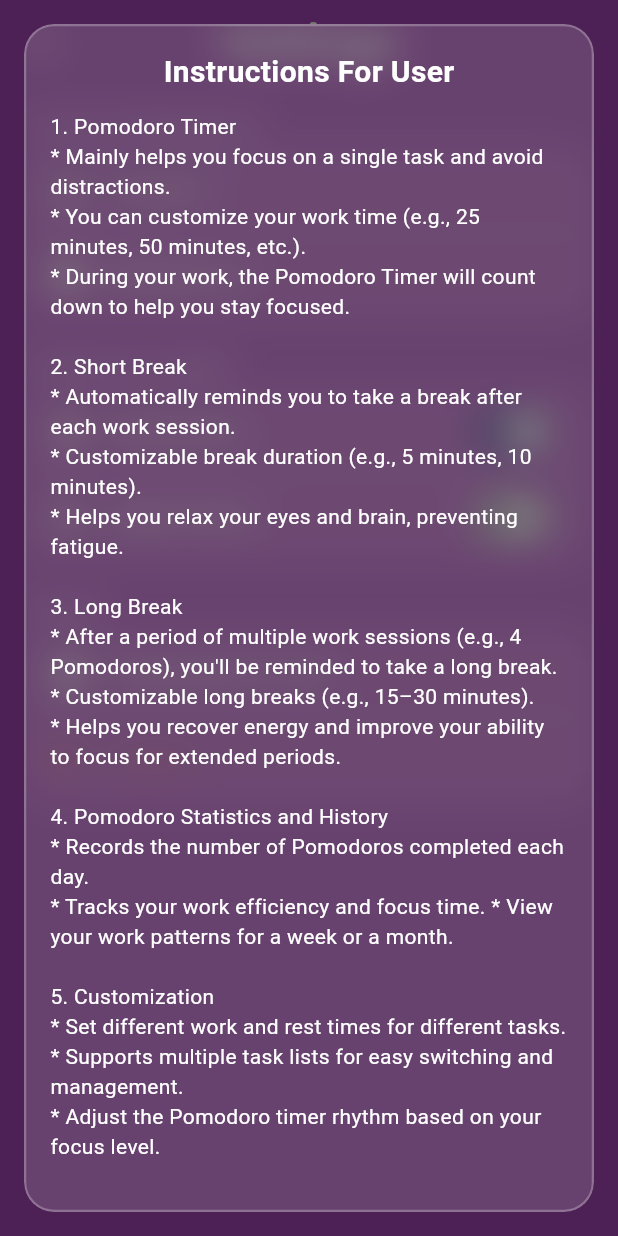
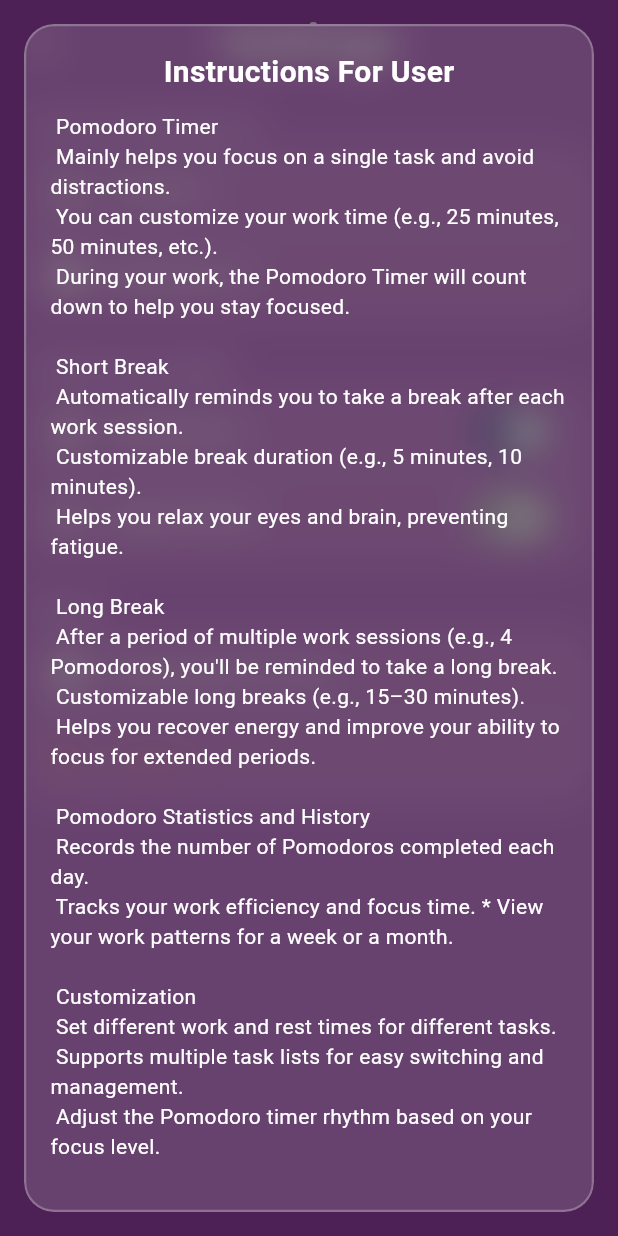
Before and after one commit to Quanchen0520/tomato_project, a Flutter app: the SettingPage screen opened directly, after a tap on "Instructions for use", on a phone screen of 412 x 824 dp. Run offline on Flutter 3.47's test engine with Material 3 defaults, Android fonts, the light colour scheme and no system bars; our stand-ins replace audioplayers, flutter_colorpicker, flutter_local_notifications, image_picker, permission_handler, shared_preferences and 1 more; accounts and stored records are empty.

Commit message:
small update

```diff
--- a/lib/SettingPage.dart
+++ b/lib/SettingPage.dart
@@ -374,28 +374,28 @@ class _SettingPageState extends State<SettingPage> {
               Expanded(
                 child: SingleChildScrollView(
                   child: const Text(
-                    "1. Pomodoro Timer\n"
-                    "* Mainly helps you focus on a single task and avoid distractions.\n"
-                    "* You can customize your work time (e.g., 25 minutes, 50 minutes, etc.).\n"
-                    "* During your work, the Pomodoro Timer will count down to help you stay focused.\n\n"
-                    "2. Short Break\n"
-                    "* Automatically reminds you to take a break after each work session.\n"
-                    "* Customizable break duration (e.g., 5 minutes, 10 minutes).\n"
-                    "* Helps you relax your eyes and brain, preventing fatigue.\n\n"
-                    "3. Long Break\n"
-                    "* After a period of multiple work sessions (e.g., 4 Pomodoros), you'll be reminded to take a long break.\n"
-                    "* Customizable long breaks (e.g., 15–30 minutes).\n"
-                    "* Helps you recover energy and improve your ability to focus for extended periods.\n\n"
-                    "4. Pomodoro Statistics and History\n"
-                    "* Records the number of Pomodoros completed each day.\n"
-                    "* Tracks your work efficiency and focus time. * View your work patterns for a week or a month.\n\n"
-                    "5. Customization\n"
-                    "* Set different work and rest times for different tasks.\n"
-                    "* Supports multiple task lists for easy switching and management.\n"
-                    "* Adjust the Pomodoro timer rhythm based on your focus level.\n\n"
-                    "6. Reminders and Notifications\n"
-                    "* Receive a reminder or alarm when your work or rest time ends.\n"
-                    "* Choose from sound, vibration, or visual notifications.\n",
+                    " Pomodoro Timer\n"
+                    " Mainly helps you focus on a single task and avoid distractions.\n"
+                    " You can customize your work time (e.g., 25 minutes, 50 minutes, etc.).\n"
+                    " During your work, the Pomodoro Timer will count down to help you stay focused.\n\n"
+                    " Short Break\n"
+                    " Automatically reminds you to take a break after each work session.\n"
+                    " Customizable break duration (e.g., 5 minutes, 10 minutes).\n"
+                    " Helps you relax your eyes and brain, preventing fatigue.\n\n"
+                    " Long Break\n"
+                    " After a period of multiple work sessions (e.g., 4 Pomodoros), you'll be reminded to take a long break.\n"
+                    " Customizable long breaks (e.g., 15–30 minutes).\n"
+                    " Helps you recover energy and improve your ability to focus for extended periods.\n\n"
+                    " Pomodoro Statistics and History\n"
+                    " Records the number of Pomodoros completed each day.\n"
+                    " Tracks your work efficiency and focus time. * View your work patterns for a week or a month.\n\n"
+                    " Customization\n"
+                    " Set different work and rest times for different tasks.\n"
+                    " Supports multiple task lists for easy switching and management.\n"
+                    " Adjust the Pomodoro timer rhythm based on your focus level.\n\n"
+                    " Reminders and Notifications\n"
+                    " Receive a reminder or alarm when your work or rest time ends.\n"
+                    " Choose from sound, vibration, or visual notifications.\n",
                     style: TextStyle(color: Colors.white),
                   ),
                 ),
```
